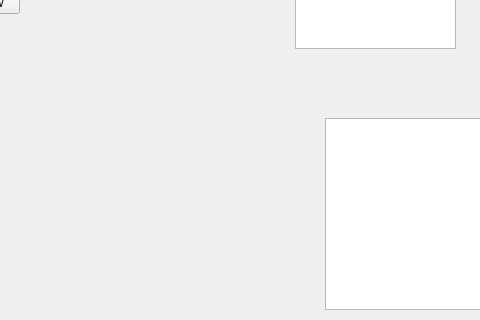
Old version of the form bank-automat/mainmenu.ui in the repository JereKortesalmi/BankProject; both pictures show x 615 to 1095 and y 172 to 492 of the 1216 by 613 pixel window.
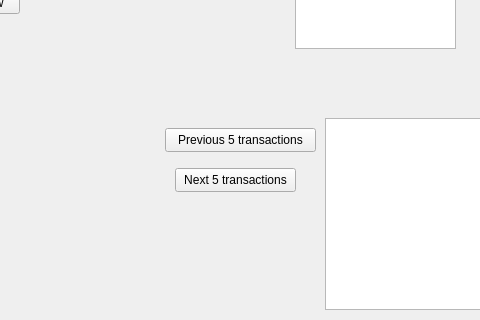
New version of the form.

```diff
--- a/bank-automat/mainmenu.ui
+++ b/bank-automat/mainmenu.ui
@@ -314,6 +314,32 @@
     </item>
    </layout>
   </widget>
+  <widget class="QPushButton" name="btnnext5">
+   <property name="geometry">
+    <rect>
+     <x>790</x>
+     <y>340</y>
+     <width>121</width>
+     <height>24</height>
+    </rect>
+   </property>
+   <property name="text">
+    <string>Next 5 transactions</string>
+   </property>
+  </widget>
+  <widget class="QPushButton" name="btnprevious5">
+   <property name="geometry">
+    <rect>
+     <x>780</x>
+     <y>300</y>
+     <width>151</width>
+     <height>24</height>
+    </rect>
+   </property>
+   <property name="text">
+    <string>Previous 5 transactions</string>
+   </property>
+  </widget>
  </widget>
  <resources/>
  <connections/>
```
